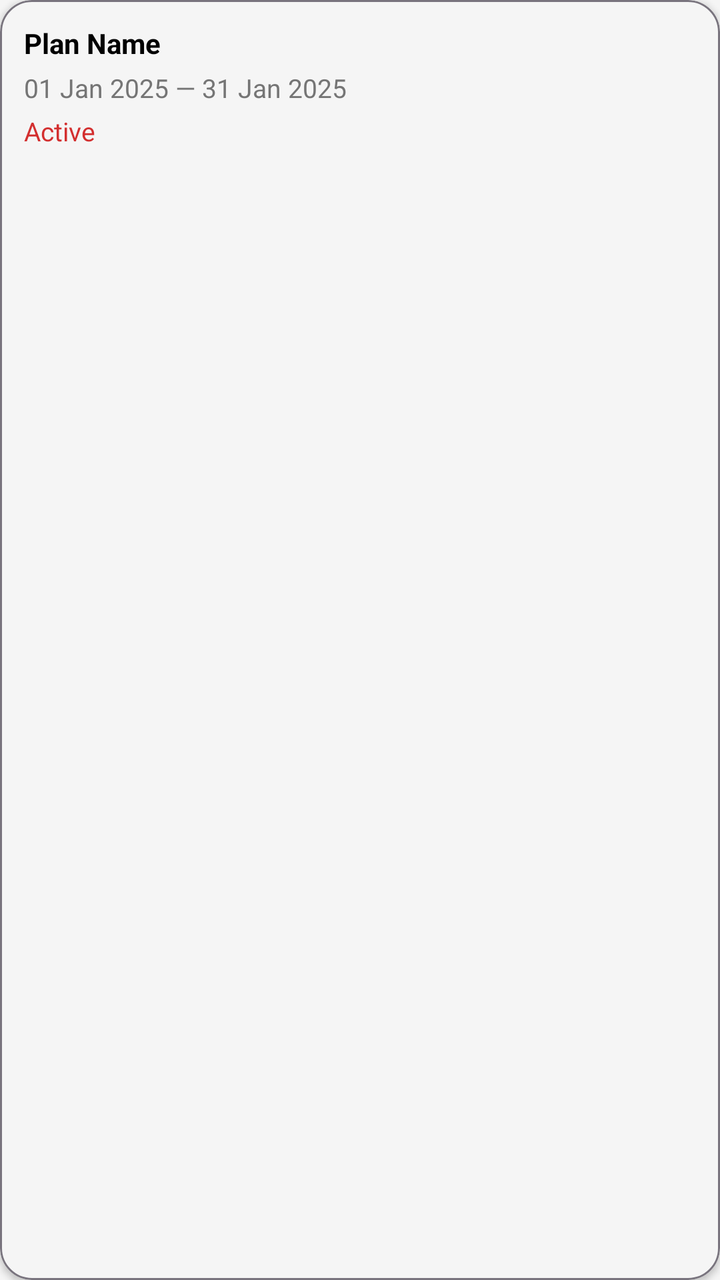
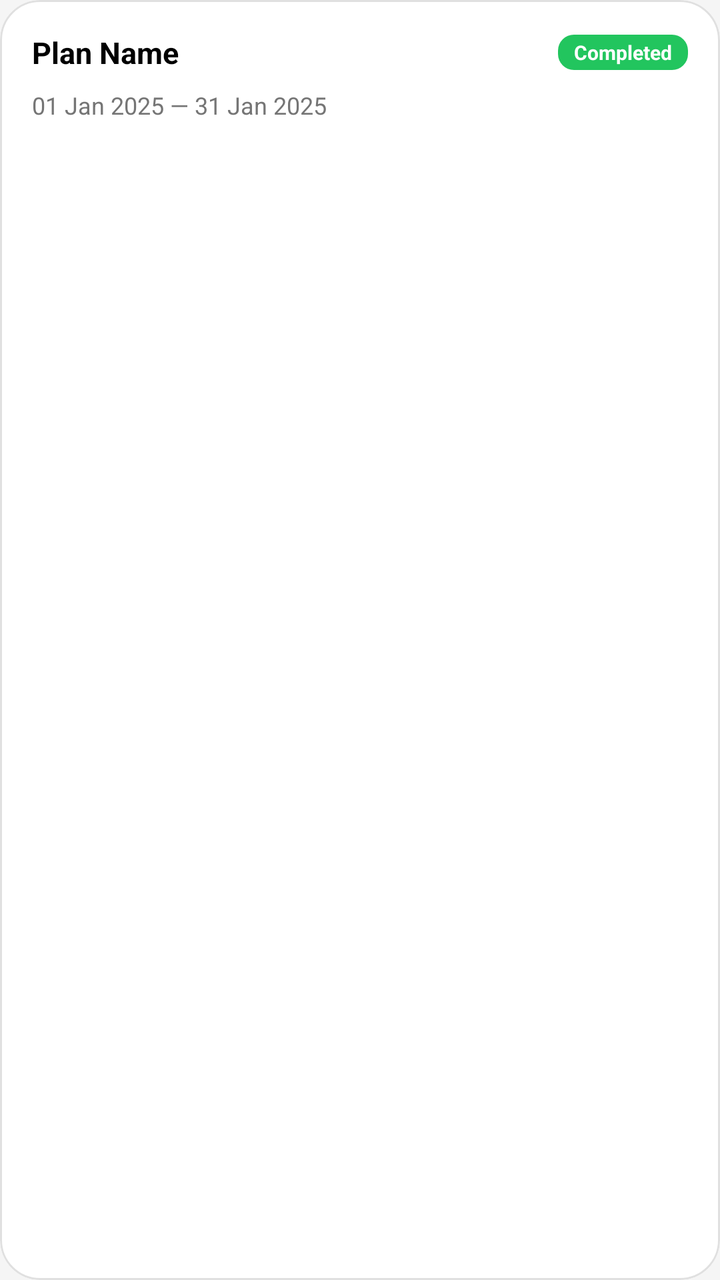

Compare the two renders of this Android layout. The source of the first and the diff that turns it into the second are given below.
<!-- AndroidManifest.xml: application theme Theme.SVDAgency -->
<!-- res/layout/user_subscription_history_item.xml -->
<?xml version="1.0" encoding="utf-8"?>
<com.google.android.material.card.MaterialCardView xmlns:android="http://schemas.android.com/apk/res/android"
    xmlns:app="http://schemas.android.com/apk/res-auto"
    android:layout_width="match_parent"
    android:layout_height="wrap_content"
    android:layout_marginBottom="@dimen/spacing_small"
    app:cardElevation="2dp"
    app:cardCornerRadius="16dp"
    app:strokeColor="?attr/colorOutline"
    app:strokeWidth="1dp"
    app:cardBackgroundColor="?attr/colorSurfaceVariant">

    <LinearLayout
        android:layout_width="match_parent"
        android:layout_height="wrap_content"
        android:orientation="vertical"
        android:padding="@dimen/spacing_medium">

        <TextView
            android:id="@+id/tvHistoryPlan"
            android:layout_width="wrap_content"
            android:layout_height="wrap_content"
            android:text="Plan Name"
            android:textColor="?attr/colorOnSurface"
            android:textStyle="bold"
            android:textSize="@dimen/text_size_medium" />

        <TextView
            android:id="@+id/tvHistoryDates"
            android:layout_width="wrap_content"
            android:layout_height="wrap_content"
            android:text="01 Jan 2025 — 31 Jan 2025"
            android:textColor="?attr/colorOnSurfaceVariant"
            android:textSize="@dimen/text_size_small"
            android:layout_marginTop="@dimen/spacing_tiny" />

        <TextView
            android:id="@+id/tvHistoryStatus"
            android:layout_width="wrap_content"
            android:layout_height="wrap_content"
            android:text="Active"
            android:textColor="?attr/colorPrimary"
            android:textSize="@dimen/text_size_small"
            android:layout_marginTop="@dimen/spacing_tiny" />

    </LinearLayout>
</com.google.android.material.card.MaterialCardView>
<!-- resources referenced by this layout -->
<resources>
  <dimen name="spacing_medium">12dp</dimen>
  <dimen name="spacing_small">8dp</dimen>
  <dimen name="spacing_tiny">4dp</dimen>
  <dimen name="text_size_medium">14sp</dimen>
  <dimen name="text_size_small">13sp</dimen>
  <style name="Theme.SVDAgency" parent="Theme.Material3.Light.NoActionBar">
          
          <item name="colorPrimary">@color/brand_red</item>
          <item name="colorOnPrimary">@color/white</item>
          <item name="colorPrimaryContainer">@color/brand_red_dark</item>
          <item name="colorOnPrimaryContainer">@color/white</item>
  
          
          <item name="colorSecondary">@color/colorAccent</item>
          <item name="colorOnSecondary">@color/white</item>
          <item name="colorSecondaryContainer">@color/white</item>
          <item name="colorOnSecondaryContainer">@color/black</item>
  
          <item name="colorSurface">@color/surface_background</item>
          <item name="colorOnSurface">@color/textColorPrimary</item>
          <item name="colorSurfaceVariant">@color/surface_variant</item>
          <item name="colorOnSurfaceVariant">@color/textColorSecondary</item>
          <item name="colorBackground">@color/window_background</item>
  
          <item name="colorSurfaceContainer">@color/surface_background</item>
          <item name="colorSurfaceContainerHigh">@color/surface_background</item>
          <item name="colorSurfaceContainerHighest">@color/surface_background</item>
          <item name="colorSurfaceContainerLow">@color/surface_background</item>
          <item name="colorSurfaceContainerLowest">@color/surface_background</item>
  
          
          <item name="android:statusBarColor">@color/brand_red</item>
          <item name="android:windowLightStatusBar" tools:targetApi="m">false</item>
  
          
          <item name="android:windowBackground">@color/window_background</item>
  
          
          <item name="materialCardViewStyle">@style/Widget.App.CardView</item>
  
          
          <item name="navigationViewStyle">@style/Widget.App.NavigationView</item>
  
          
          <item name="bottomNavigationStyle">@style/Widget.App.BottomNavigationView</item>
      </style>
  <color name="brand_red">#D32F2F</color>
  <color name="white">#FFFFFFFF</color>
  <color name="brand_red_dark">#B71C1C</color>
  <color name="colorAccent">#FF5252</color>
  <color name="black">#FF000000</color>
  <color name="surface_background">#FFFFFF</color>
  <color name="textColorPrimary">#000000</color>
  <color name="surface_variant">#F5F5F5</color>
  <color name="textColorSecondary">#757575</color>
  <color name="window_background">#F5F5F5</color>
  <style name="Widget.App.BottomNavigationView" parent="Widget.Material3.BottomNavigationView">
          <item name="backgroundTint">@color/surface_background</item>
          <item name="itemTextColor">@color/textColorSecondary</item>
          <item name="itemIconTint">@color/textColorSecondary</item>
      </style>
  <color name="card_background">#FFFFFF</color>
  <color name="card_stroke_color">#E0E0E0</color>
  <color name="drawer_background">#FFFFFF</color>
  <!-- unchanged entries left out for length: 2 -->
</resources>

<!-- the commit's change to res/layout/user_subscription_history_item.xml (unified diff, before → after) -->
@@ -3,45 +3,58 @@
     xmlns:app="http://schemas.android.com/apk/res-auto"
     android:layout_width="match_parent"
     android:layout_height="wrap_content"
-    android:layout_marginBottom="@dimen/spacing_small"
-    app:cardElevation="2dp"
-    app:cardCornerRadius="16dp"
-    app:strokeColor="?attr/colorOutline"
-    app:strokeWidth="1dp"
-    app:cardBackgroundColor="?attr/colorSurfaceVariant">
+    android:layout_marginBottom="@dimen/spacing_medium"
+    app:cardBackgroundColor="@color/card_background"
+    app:cardCornerRadius="20dp"
+    app:cardElevation="0dp"
+    app:strokeColor="@color/card_stroke_color"
+    app:strokeWidth="1dp">
 
     <LinearLayout
         android:layout_width="match_parent"
         android:layout_height="wrap_content"
         android:orientation="vertical"
-        android:padding="@dimen/spacing_medium">
+        android:padding="@dimen/spacing_large">
 
-        <TextView
-            android:id="@+id/tvHistoryPlan"
-            android:layout_width="wrap_content"
+        <LinearLayout
+            android:layout_width="match_parent"
             android:layout_height="wrap_content"
-            android:text="Plan Name"
-            android:textColor="?attr/colorOnSurface"
-            android:textStyle="bold"
-            android:textSize="@dimen/text_size_medium" />
+            android:orientation="horizontal"
+            android:gravity="center_vertical">
+
+            <TextView
+                android:id="@+id/tvHistoryPlan"
+                android:layout_width="0dp"
+                android:layout_height="wrap_content"
+                android:layout_weight="1"
+                android:text="Plan Name"
+                android:textColor="@color/text_primary"
+                android:textStyle="bold"
+                android:textSize="@dimen/text_size_body" />
+
+            <TextView
+                android:id="@+id/tvHistoryStatus"
+                android:layout_width="wrap_content"
+                android:layout_height="wrap_content"
+                android:paddingStart="@dimen/spacing_small"
+                android:paddingEnd="@dimen/spacing_small"
+                android:paddingTop="2dp"
+                android:paddingBottom="2dp"
+                android:background="@drawable/bg_status_active"
+                android:text="Completed"
+                android:textColor="@color/white"
+                android:textSize="10sp"
+                android:textStyle="bold" />
+        </LinearLayout>
 
         <TextView
             android:id="@+id/tvHistoryDates"
             android:layout_width="wrap_content"
             android:layout_height="wrap_content"
+            android:layout_marginTop="@dimen/spacing_small"
             android:text="01 Jan 2025 — 31 Jan 2025"
-            android:textColor="?attr/colorOnSurfaceVariant"
-            android:textSize="@dimen/text_size_small"
-            android:layout_marginTop="@dimen/spacing_tiny" />
-
-        <TextView
-            android:id="@+id/tvHistoryStatus"
-            android:layout_width="wrap_content"
-            android:layout_height="wrap_content"
-            android:text="Active"
-            android:textColor="?attr/colorPrimary"
-            android:textSize="@dimen/text_size_small"
-            android:layout_marginTop="@dimen/spacing_tiny" />
+            android:textColor="@color/text_secondary"
+            android:textSize="@dimen/text_size_body_small" />
 
     </LinearLayout>
 </com.google.android.material.card.MaterialCardView>
<!-- resource entries referenced after the edit -->
@@ -2,9 +2,13 @@
 <resources>
   <dimen name="spacing_medium">12dp</dimen>
   <dimen name="spacing_small">8dp</dimen>
-  <dimen name="spacing_tiny">4dp</dimen>
-  <dimen name="text_size_medium">14sp</dimen>
-  <dimen name="text_size_small">13sp</dimen>
+  <dimen name="text_size_body">15sp</dimen>
+  <dimen name="text_size_body_small">12sp</dimen>
+  <!-- drawable bg_status_active (drawable) -->
+  <shape xmlns:android="http://schemas.android.com/apk/res/android">
+      <solid android:color="#22C55E"/>
+      <corners android:radius="8dp"/>
+  </shape>
   <style name="Theme.SVDAgency" parent="Theme.Material3.Light.NoActionBar">
           
           <item name="colorPrimary">@color/brand_red</item>
@@ -45,9 +49,13 @@
   
           
           <item name="bottomNavigationStyle">@style/Widget.App.BottomNavigationView</item>
+  
+          
+          <item name="materialAlertDialogTheme">@style/ThemeOverlay.App.MaterialAlertDialog</item>
       </style>
   <color name="brand_red">#D32F2F</color>
   <color name="white">#FFFFFFFF</color>
+  <dimen name="spacing_large">16dp</dimen>
   <color name="brand_red_dark">#B71C1C</color>
   <color name="colorAccent">#FF5252</color>
   <color name="black">#FF000000</color>
@@ -61,8 +69,15 @@
           <item name="itemTextColor">@color/textColorSecondary</item>
           <item name="itemIconTint">@color/textColorSecondary</item>
       </style>
+  <style name="ThemeOverlay.App.MaterialAlertDialog" parent="ThemeOverlay.Material3.MaterialAlertDialog">
+          <item name="colorSurface">@color/surface_background</item>
+          
+          <item name="android:windowBackground">@android:color/transparent</item>
+      </style>
   <color name="card_background">#FFFFFF</color>
   <color name="card_stroke_color">#E0E0E0</color>
+  <color name="text_primary">#000000</color>
+  <color name="text_secondary">#757575</color>
   <color name="drawer_background">#FFFFFF</color>
   <!-- unchanged entries left out for length: 2 -->
 </resources>
